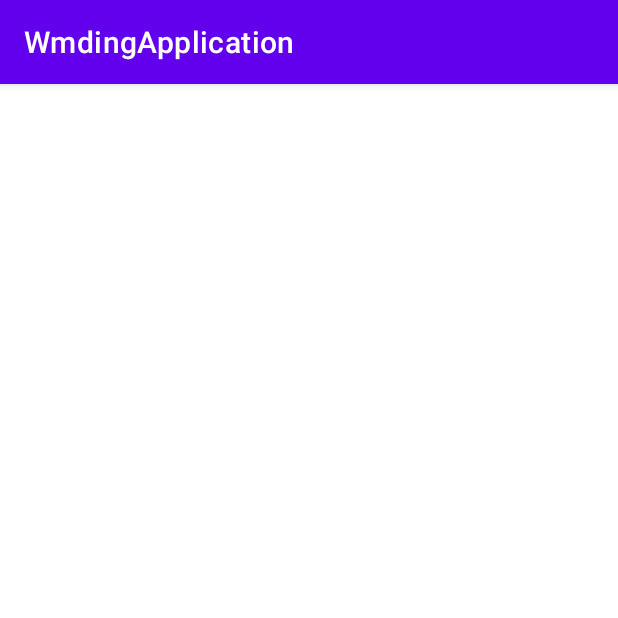
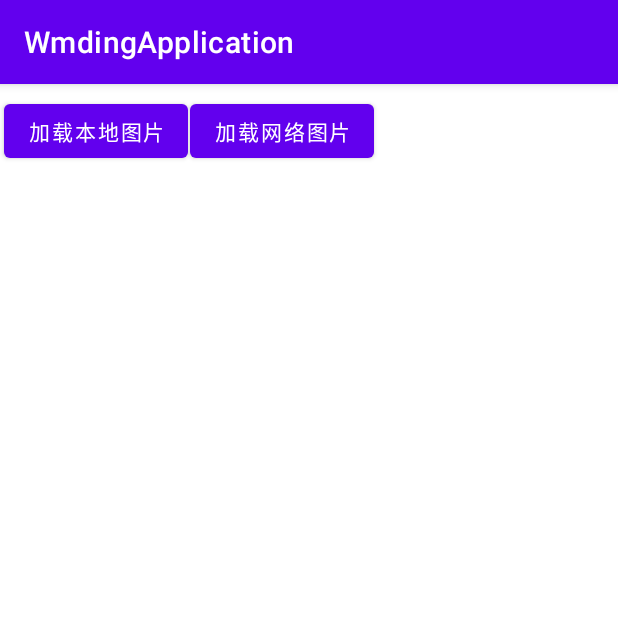
Before and after one commit to wmdkanhai/WmdingApplication, an Android app: the ImageViewActivity screen opened directly, with no data from a screen before it, on a phone screen of 412 x 824 dp, the top half of it. Run offline under Robolectric (Android 15) with nearby library versions, the phone set to English and light mode, and no system bars; pictures from the network do not load.

Commit message:
add：加载图片

```diff
--- a/commonlib/build.gradle
+++ b/commonlib/build.gradle
@@ -36,4 +36,8 @@ dependencies {
     testImplementation 'junit:junit:4.+'
     androidTestImplementation 'androidx.test.ext:junit:1.1.1'
     androidTestImplementation 'androidx.test.espresso:espresso-core:3.2.0'
+
+    // 图片加载库：https://github.com/bumptech/glide
+    implementation 'com.github.bumptech.glide:glide:4.12.0'
+    annotationProcessor 'com.github.bumptech.glide:compiler:4.12.0'
 }
--- a/commonlib/src/main/AndroidManifest.xml
+++ b/commonlib/src/main/AndroidManifest.xml
@@ -2,8 +2,9 @@
 <manifest xmlns:android="http://schemas.android.com/apk/res/android"
         package="com.wmding.commonlib">
 
+    <uses-permission android:name="android.permission.INTERNET" />
     <application>
-        <activity android:name=".ImageViewActivity"></activity>
+        <activity android:name=".ImageViewActivity" />
         <activity
                 android:name=".CommonActivity"
                 android:launchMode="standard" />
--- a/commonlib/src/main/res/layout/activity_image_view.xml
+++ b/commonlib/src/main/res/layout/activity_image_view.xml
@@ -6,4 +6,37 @@
         android:layout_height="match_parent"
         tools:context=".ImageViewActivity">
 
+    <Button
+            android:onClick="loadLocalImage"
+            android:text="加载本地图片"
+            android:layout_width="wrap_content"
+            android:layout_height="wrap_content"
+            android:id="@+id/btn_get_image_data"
+            app:layout_constraintTop_toTopOf="parent"
+            app:layout_constraintStart_toStartOf="parent"
+            app:layout_constraintBottom_toBottomOf="parent"
+            app:layout_constraintEnd_toEndOf="parent"
+            app:layout_constraintHorizontal_bias="0.01"
+            app:layout_constraintVertical_bias="0.01" />
+
+    <Button
+            android:onClick="loadNetImage"
+            android:text="加载网络图片"
+            android:layout_width="wrap_content"
+            android:layout_height="wrap_content"
+            app:layout_constraintTop_toTopOf="parent"
+            app:layout_constraintBottom_toBottomOf="parent"
+            app:layout_constraintEnd_toEndOf="parent"
+            app:layout_constraintHorizontal_bias="0.01"
+            app:layout_constraintVertical_bias="0.01"
+            app:layout_constraintStart_toEndOf="@+id/btn_get_image_data" />
+
+    <ImageView
+            android:layout_width="wrap_content"
+            android:layout_height="wrap_content"
+            android:id="@+id/image"
+            app:layout_constraintStart_toStartOf="parent"
+            app:layout_constraintEnd_toEndOf="parent"
+            app:layout_constraintBottom_toBottomOf="parent"
+            app:layout_constraintTop_toBottomOf="@+id/btn_get_image_data" />
 </androidx.constraintlayout.widget.ConstraintLayout>
```
Also changed, not shown: commonlib/src/main/java/com/wmding/commonlib/ImageViewActivity.java (+89 -0 lines), commonlib/src/main/res/drawable/image1.png (added), 2 other files.
